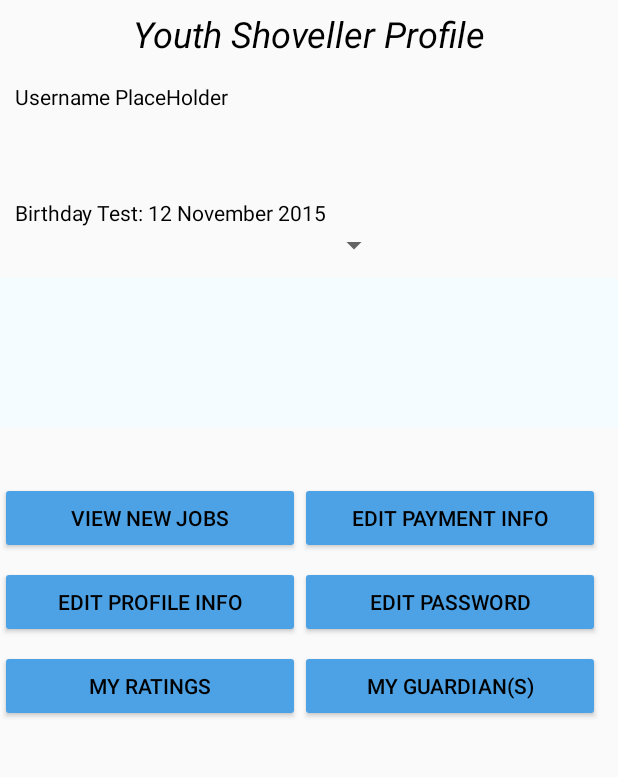
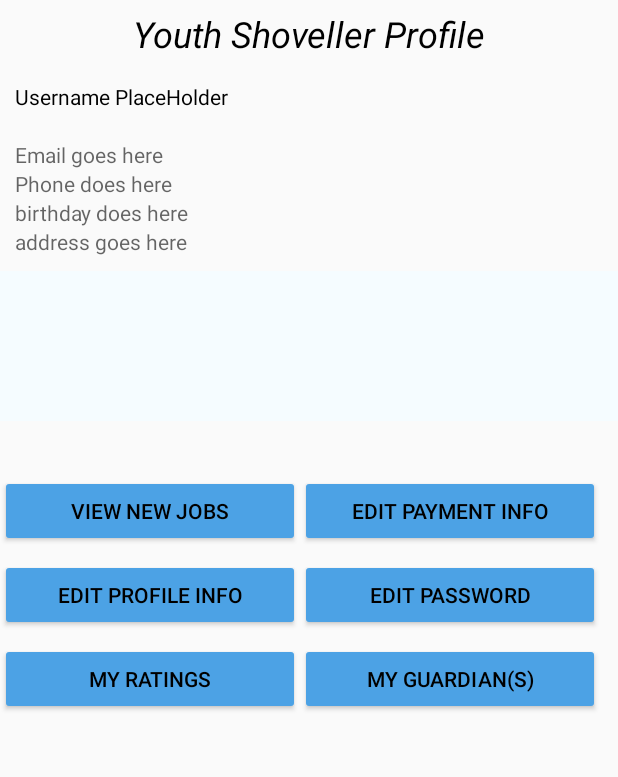
Before and after one commit to nelsonle345/-comp313-00x-Team4-F24, an Android app built with Jetpack Compose: the YouthShovellerProfile screen opened directly, with no data from a screen before it, on a phone screen of 412 x 824 dp, the part 189-966 px from its top. Run offline under Robolectric (Android 15) with nearby library versions, the phone set to English and light mode, and no system bars; our stand-ins replace Firebase (no records; nobody signed in at launch, a user with empty details on screens opened directly).

Commit message:
Implemented youth shoveler and list all work order pages

```diff
--- a/app/src/main/AndroidManifest.xml
+++ b/app/src/main/AndroidManifest.xml
@@ -26,7 +26,9 @@
         <activity
             android:name=".GuardianProfile"
             android:exported="false" />
-
+        <activity
+            android:name=".ListAllWorkOrders"
+            android:exported="false" />
         <meta-data
             android:name="com.google.android.actions"
             android:resource="@menu/navmenu" />
--- a/app/src/main/java/com/comp313sec401/group4/shovelhero/ui/theme/AdultShovellerProfile.java
+++ b/app/src/main/java/com/comp313sec401/group4/shovelhero/AdultShovellerProfile.java
@@ -1,4 +1,4 @@
-package com.comp313sec401.group4.shovelhero.ui.theme;
+package com.comp313sec401.group4.shovelhero;
 
 import androidx.appcompat.app.AppCompatActivity;
 
--- a/app/src/main/java/com/comp313sec401/group4/shovelhero/Create_work_order.java
+++ b/app/src/main/java/com/comp313sec401/group4/shovelhero/Create_work_order.java
@@ -20,7 +20,7 @@ import java.util.Calendar;
 import java.util.List;
 import java.util.Locale;
 
-import com.comp313sec401.group4.shovelhero.models.WorkOrder;
+import com.comp313sec401.group4.shovelhero.Models.WorkOrder;
 import com.google.firebase.database.DatabaseReference;
 import com.google.firebase.database.FirebaseDatabase;
 
--- a/app/src/main/java/com/comp313sec401/group4/shovelhero/YouthShovellerProfile.java
+++ b/app/src/main/java/com/comp313sec401/group4/shovelhero/YouthShovellerProfile.java
@@ -3,8 +3,10 @@ package com.comp313sec401.group4.shovelhero;
 import androidx.annotation.NonNull;
 import androidx.appcompat.app.AppCompatActivity;
 
+import android.annotation.SuppressLint;
 import android.content.Intent;
 import android.os.Bundle;
+import android.util.Log;
 import android.view.View;
 import android.widget.Button;
 import android.widget.ImageView;
@@ -22,137 +24,125 @@ import com.google.firebase.database.ValueEventListener;
 
 public class YouthShovellerProfile extends AppCompatActivity {
 
-    DatabaseReference userTable;
-
-    Button btnViewJobs;
-    Button btnManagePaymentInfo;
-    Button btnManageProfileInfo;
-    Button btnAddAddress;
-    Button btnEditPassword;
-    Button btnViewRatings;
-
-    private TextView usernameTV;
-    private TextView passwordTV;
-    private TextView firstNameTV;
-    private TextView lastNameTV;
-    private TextView emailTV;
-    private TextView phoneTV;
-    private String userId;
-    private Spinner addressSpinner;
-
-
     @Override
     protected void onCreate(Bundle savedInstanceState) {
         super.onCreate(savedInstanceState);
         setContentView(R.layout.activity_youth_shoveller_profile);
 
-        userTable = FirebaseDatabase.getInstance().getReference("users");
+        DatabaseReference userTable = FirebaseDatabase.getInstance().getReference("users");
 
-        usernameTV = findViewById(R.id.tvUsername);
-        firstNameTV = findViewById(R.id.tvFirstName);
-        lastNameTV = findViewById(R.id.tvLastname);
-        emailTV = findViewById(R.id.tvEmail);
-        phoneTV = findViewById(R.id.tvPhone);
-        addressSpinner = findViewById(R.id.spinnerAddress);
+        Button btnViewRatings = findViewById(R.id.btnViewRatings);
 
-        btnViewJobs = findViewById(R.id.btnViewJobs);
-        btnManagePaymentInfo = findViewById(R.id.btnManagePaymentInfo);
-        btnManageProfileInfo = findViewById(R.id.btnManageProfileInfo);
-        btnEditPassword = findViewById(R.id.btnEditPassword);
-        btnViewRatings = findViewById(R.id.btnViewRatings);
-
-        //GET USERID FROM LOGIN OR REGISTRATION
+        // Get user intent passed from login page
+        int userId = 0;
         Intent intent = getIntent();
         if (intent != null) {
-            userId = intent.getStringExtra("USER_ID");
-            if (userId != null) {
-                //retrieveYouthProfile(userId);
+            Bundle extras = getIntent().getExtras();
+            if (extras != null) {
+                userId = extras.getInt("user_id");
+                Log.d("Debugging", "this is passed Id: " + userId);
+                if (userId != 0) {
+                    retrieveYouthProfile(userId, userTable);
+                }
             }
+        } else {
+            userId = 0;
         }
-    }
-//    private void retrieveYouthProfile(String userId){
-//        userTable.child(userId).addListenerForSingleValueEvent(new ValueEventListener() {
+
+        // TODO: add ManageProfile Functionality
+        Button btnManageProfileInfo = findViewById(R.id.btnManageProfileInfo);
+//        btnManageProfileInfo.setOnClickListener(new View.OnClickListener() {
 //            @Override
-//            public void onDataChange(@NonNull DataSnapshot snapshot) {
-//                if (snapshot.exists()) {
-//                    User user = snapshot.getValue(User.class);
-//
-//                    if (user != null) {
-//                        //display user profile info
-//                        usernameTV.setText("Username: " + user.getUsername());
-//                        firstNameTV.setText("First Name: " + user.getFname());
-//                        lastNameTV.setText(user.getLname());
-//                        emailTV.setText("Email: " + user.getEmail());
-//                        phoneTV.setText("Phone Number: " + user.getPhonenumber());
-//
-//
-//                        //*******
-//                        //YOUTH SHOVELLER BUTTONS
-//                        //*******
-//
-//                        //VIEW JOBS BUTTON
-//                            /*
-//                            btnViewJobs.setOnClickListener(new View.OnClickListener() {
-//                                @Override
-//                                public void onClick(View view) {
-//                                    Intent intentViewYouthJobs = new Intent(YouthShovelerProfileActivity.this, ListAllOpenWorkOrdersActivity.class);
-//                                    String youthId = user.getUserId();
-//                                    intentViewYouthJobs.putExtra("USER_ID", youthId);
-//                                    startActivity(intentViewYouthJobs);
-//                                }
-//                            });
-//                            */
-//
-//
-//                        //MANAGE PAYMENT BUTTON
-//                        btnManagePaymentInfo.setOnClickListener(new View.OnClickListener() {
-//                            @Override
-//                            public void onClick(View view) {
-//                                Toast.makeText(YouthShovellerProfile.this, "Temp msg: Manage Payment activity under construction", Toast.LENGTH_SHORT).show();
-//
-//                                Intent intentManageYouthPayment = new Intent(YouthShovellerProfile.this, Manage_Payment.class);
-//                                String youthId = user.getUserId();
-//                                intentManageYouthPayment.putExtra("USER_ID", youthId);
-//                                startActivity(intentManageYouthPayment);
-//                            }
-//                        });
-//
-//                        //MANAGE YOUTH PROFILE BUTTON
-//                        btnManageProfileInfo.setOnClickListener(new View.OnClickListener() {
-//                            @Override
-//                            public void onClick(View view) {
-//                                Toast.makeText(YouthShovellerProfile.this, "Temp msg: Manage Youth activity under construction", Toast.LENGTH_SHORT).show();
-//                                Intent intentManageYouthProfile = new Intent(YouthShovellerProfile.this, EditProfileInfo.class);
-//                                String youthId = user.getUserId();
-//                                intentManageYouthProfile.putExtra("USER_ID", youthId);
-//                                startActivity(intentManageYouthProfile);
-//                            }
-//                        });
-//
-//
-//                        //EDIT PASSWORD BUTTON
-//                        btnEditPassword.setOnClickListener(new View.OnClickListener() {
-//                            @Override
-//                            public void onClick(View view) {
-//                                Intent intentEditPassword = new Intent(YouthShovellerProfile.this, EditPassword.class);
-//                                String youthId = user.getUserId();
-//                                intentEditPassword.putExtra("USER_ID", youthId);
-//                                startActivity(intentEditPassword);
-//                            }
-//                        });
-//
-//                    } else {
-//                        //handle no user data error
-//                    }
-//                } else {
-//                    //handle user id does not exist
-//                }
-//            }
-//
-//            @Override
-//            public void onCancelled(@NonNull DatabaseError databaseError) {
-//                //handle error
+//            public void onClick(View view) {
+//                Toast.makeText(YouthShovellerProfile.this, "Temp msg: Manage Youth activity under construction", Toast.LENGTH_SHORT).show();
+//                Intent intentManageYouthProfile = new Intent(YouthShovellerProfile.this, EditProfileInfo.class);
+//                String youthId = user.getUserId();
+//                intentManageYouthProfile.putExtra("USER_ID", youthId);
+//                startActivity(intentManageYouthProfile);
 //            }
 //        });
-    //}
+
+        Button btnViewJobs = findViewById(R.id.btnViewJobs);
+        int finalUserId = userId;
+        btnViewJobs.setOnClickListener(view -> {
+            Intent intentViewYouthJobs = new Intent(YouthShovellerProfile.this, ListAllWorkOrders.class);
+            intentViewYouthJobs.putExtra("user_id", finalUserId);
+            startActivity(intentViewYouthJobs);
+        });
+
+        // TODO: Need to implement managementPayment Info Button
+        Button btnManagePaymentInfo = findViewById(R.id.btnManagePaymentInfo);
+//        btnManagePaymentInfo.setOnClickListener(new View.OnClickListener() {
+//            @Override
+//            public void onClick(View view) {
+//                Toast.makeText(YouthShovellerProfile.this, "Temp msg: Manage Payment activity under construction", Toast.LENGTH_SHORT).show();
+//
+//                Intent intentManageYouthPayment = new Intent(YouthShovellerProfile.this, Manage_Payment.class);
+//                String youthId = user.getUserId();
+//                intentManageYouthPayment.putExtra("USER_ID", youthId);
+//                startActivity(intentManageYouthPayment);
+//            }
+//        });
+
+        // TODO: Need to implement Edit Password functionality
+        Button btnEditPassword = findViewById(R.id.btnEditPassword);
+//        btnEditPassword.setOnClickListener(new View.OnClickListener() {
+//            @Override
+//            public void onClick(View view) {
+//                Intent intentEditPassword = new Intent(YouthShovellerProfile.this, EditPassword.class);
+//                String youthId = user.getUserId();
+//                intentEditPassword.putExtra("USER_ID", youthId);
+//                startActivity(intentEditPassword);
+//            }
+//        });
+    }
+
+    private void retrieveYouthProfile(int userId, DatabaseReference ref){
+        ref.addListenerForSingleValueEvent(new ValueEventListener() {
+            @Override
+            public void onDataChange(@NonNull DataSnapshot snapshot) {
+                Log.d("Debugging", "Snapshot checking: " + snapshot);
+                for(DataSnapshot dataSnapshot : snapshot.getChildren()) {
+                    Log.d("Debugging", "User found: " + dataSnapshot);
+                    Integer dbUserId = dataSnapshot.child("userId").getValue(Integer.class);
+                    Log.d("Debugging", "User found: " + dbUserId + ", " + userId);
+
+                    if(dbUserId != null && dbUserId.equals(userId)) {
+
+                        User user =  dataSnapshot.getValue(User.class);
+                        if (user != null) {
+
+                            TextView usernameTV = findViewById(R.id.tvUsername);
+                            TextView firstNameTV = findViewById(R.id.tvFirstName);
+                            TextView lastNameTV = findViewById(R.id.tvLastname);
+                            TextView emailTV = findViewById(R.id.tvEmail);
+                            TextView phoneTV = findViewById(R.id.tvPhone);
+                            TextView birthdayTV = findViewById(R.id.tvBirthdate);
+                            TextView addressTV = findViewById(R.id.tvAddress);
+
+
+
+                            // display user profile info in TV profile box
+                            usernameTV.setText(String.format("Username: %s", user.getUserName()));
+                            firstNameTV.setText(String.format("First Name: %s", user.getFirstName()));
+                            lastNameTV.setText(String.format("Last Name: %s", user.getLastName()));
+                            emailTV.setText(String.format("Email: %s", user.getEmail()));
+                            phoneTV.setText(String.format("Phone Number: %s", user.getPhoneNumber()));
+                            birthdayTV.setText(String.format("Birthday: %s", user.getBirthDate()));
+                            addressTV.setText(String.format("Address: %s", user.getAddress()));
+                        } else {
+                            Log.d("Error", "User is empty");
+                        }
+                    }
+                    else {
+                        Log.d("Error", "User does not exist");
+                    }
+                }
+            }
+            @Override
+            public void onCancelled(@NonNull DatabaseError databaseError) {
+                //handle error
+            }
+        });
+    }
 }
--- a/app/src/main/java/com/comp313sec401/group4/shovelhero/models/WorkOrder.java
+++ b/app/src/main/java/com/comp313sec401/group4/shovelhero/models/WorkOrder.java
@@ -1,4 +1,4 @@
-package com.comp313sec401.group4.shovelhero.models;
+package com.comp313sec401.group4.shovelhero.Models;
 
 import android.widget.CalendarView;
 import android.widget.TextClock;
@@ -29,6 +29,8 @@ public class WorkOrder {
     // foreign key from customer class
     private String customerId;
     private String customerAddressId;
+
+    public WorkOrder() {}
 
     // constructor
     public WorkOrder(String workOrderId, Date requestDate, String status, int squareFootage, List<String> itemsRequested, String customerId, String customerAddressId) {
--- a/app/src/main/res/layout/activity_youth_shoveller_profile.xml
+++ b/app/src/main/res/layout/activity_youth_shoveller_profile.xml
@@ -32,38 +32,38 @@
 
 
         <LinearLayout
-            android:layout_width="wrap_content"
+            android:layout_width="389dp"
             android:layout_height="wrap_content"
-            android:orientation="vertical"
-            android:layout_margin="10dp">
+            android:layout_margin="10dp"
+            android:orientation="vertical">
 
             <TextView
                 android:id="@+id/tvUsername"
                 android:layout_width="match_parent"
                 android:layout_height="wrap_content"
+                android:layout_gravity="left"
                 android:text="Username PlaceHolder"
-                android:layout_gravity="left"
-                android:textColor="@color/black"/>
+                android:textColor="@color/black" />
 
             <LinearLayout
                 android:layout_width="wrap_content"
                 android:layout_height="wrap_content"
-                android:orientation="horizontal"
-                android:layout_gravity="left">
+                android:layout_gravity="left"
+                android:orientation="horizontal">
 
                 <TextView
                     android:id="@+id/tvFirstName"
                     android:layout_width="wrap_content"
                     android:layout_height="wrap_content"
                     android:layout_gravity="left"
-                    android:textColor="@color/black"/>
+                    android:textColor="@color/black" />
 
                 <TextView
                     android:id="@+id/tvLastname"
                     android:layout_width="wrap_content"
                     android:layout_height="wrap_content"
                     android:layout_gravity="left"
-                    android:textColor="@color/black"/>
+                    android:textColor="@color/black" />
 
             </LinearLayout>
 
@@ -72,28 +72,38 @@
                 android:layout_width="match_parent"
                 android:layout_height="wrap_content"
                 android:layout_gravity="left"
-                android:textColor="@color/black"/>
+                android:hint="Email goes here"
+                android:textColor="@color/black"
+                tools:ignore="HardcodedText"/>
 
             <TextView
                 android:id="@+id/tvPhone"
                 android:layout_width="match_parent"
                 android:layout_height="wrap_content"
                 android:layout_gravity="left"
-                android:textColor="@color/black"/>
+                android:hint="Phone does here"
+                android:textColor="@color/black"
+                tools:ignore="HardcodedText"/>
 
             <TextView
                 android:id="@+id/tvBirthdate"
                 android:layout_width="match_parent"
                 android:layout_height="wrap_content"
-                android:text="Birthday Test: 12 November 2015"
                 android:layout_gravity="left"
-                android:textColor="@color/black"/>
+                android:hint="birthday does here"
+                android:textColor="@color/black"
+                tools:ignore="HardcodedText" />
 
-            <Spinner
-                android:id="@+id/spinnerAddress"
-                android:layout_width="250dp"
+            <TextView
+                android:id="@+id/tvAddress"
+                android:layout_width="match_parent"
                 android:layout_height="wrap_content"
-                android:layout_gravity="left"/>
+                android:layout_gravity="left"
+                android:hint="address goes here"
+                android:text=""
+                android:textColor="@color/black"
+                tools:ignore="HardcodedText" />
+
 
         </LinearLayout>
 
```
Also changed, not shown: app/src/main/java/com/comp313sec401/group4/shovelhero/Adapters/ListAllWorkOrdersAdapter.java (added, +76 -0 lines), app/src/main/java/com/comp313sec401/group4/shovelhero/ListAllWorkOrders.java (added, +65 -0 lines), app/src/main/java/com/comp313sec401/group4/shovelhero/MainActivity.java (+3 -8 lines), app/src/main/res/layout/activity_view_all_work_orders.xml (added, +58 -0 lines), app/src/main/res/layout/work_order_item_adapter.xml (added, +85 -0 lines), app/src/main/java/com/comp313sec401/group4/shovelhero/Adapters/MainAdapter.java (renamed from app/src/main/java/com/comp313sec401/group4/shovelhero/MainAdapter.java).
